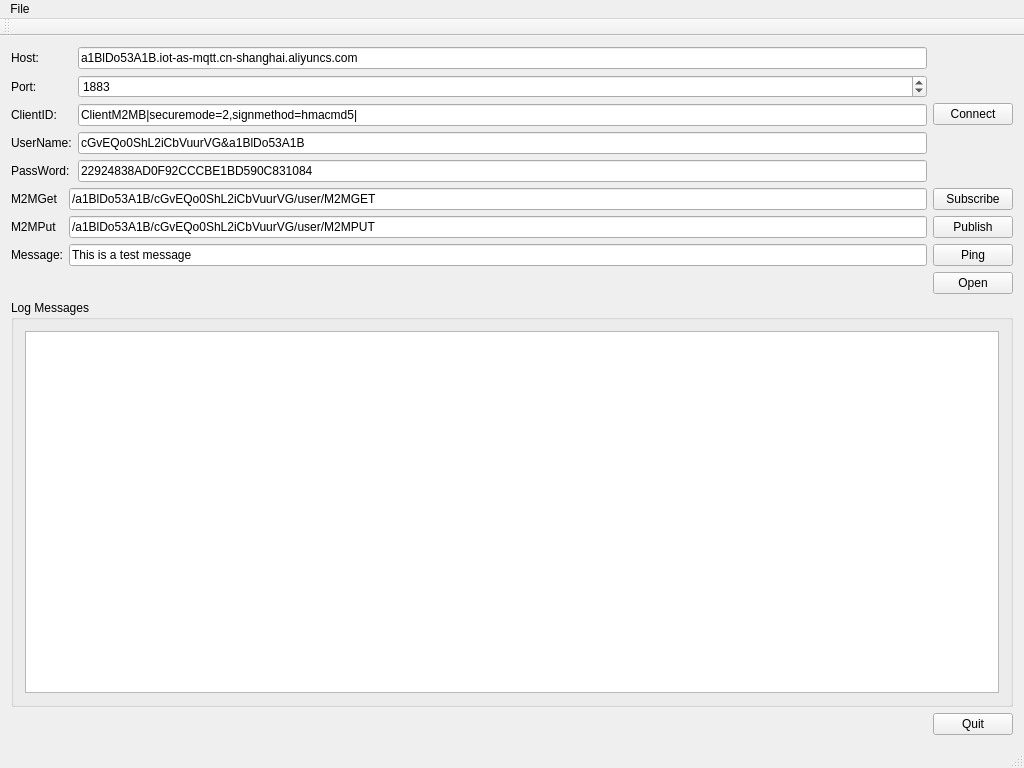
This is mainwindow.ui in seblee/IMCQ as Qt 5 draws it before an edit. The edited form follows.
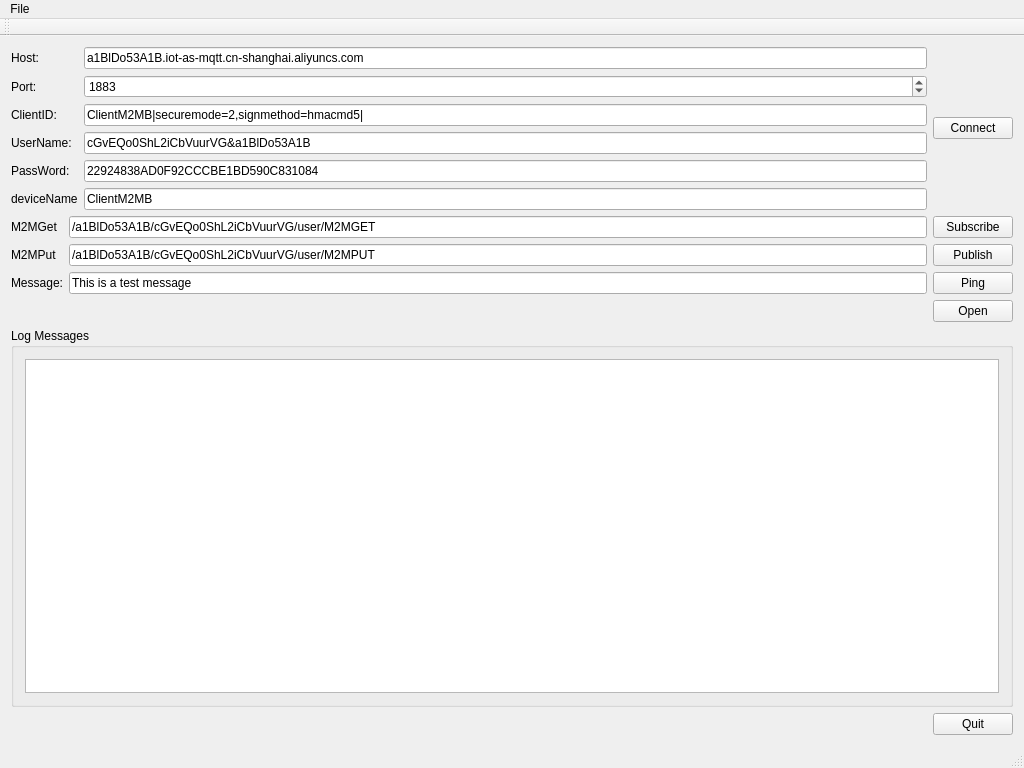
This is the edited form.

```diff
--- a/mainwindow.ui
+++ b/mainwindow.ui
@@ -92,6 +92,20 @@
           </property>
          </widget>
         </item>
+        <item row="6" column="0">
+         <widget class="QLabel" name="label_3">
+          <property name="text">
+           <string>deviceName</string>
+          </property>
+         </widget>
+        </item>
+        <item row="6" column="1">
+         <widget class="QLineEdit" name="lineEditdeviceName">
+          <property name="text">
+           <string>ClientM2MB</string>
+          </property>
+         </widget>
+        </item>
        </layout>
       </item>
       <item>
```
Left out of the diff: 2 changed lines with no effect on the pictures.
